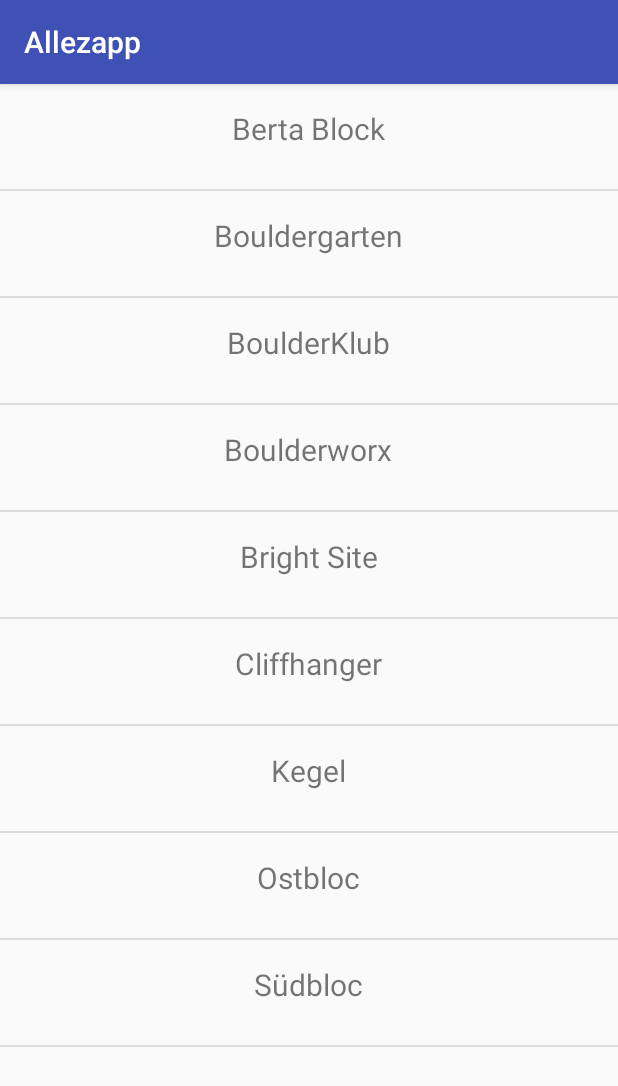
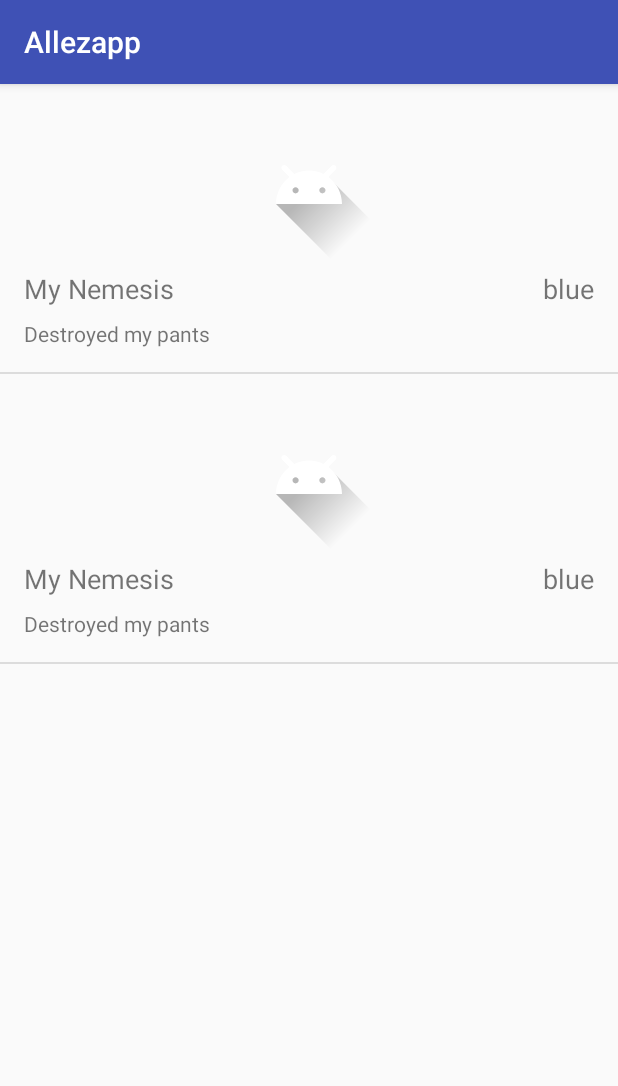
Before and after one commit to project-allezapp/allez-android, an Android app: the screen it shows after launch (PlaceListActivity before the commit, RouteListActivity after it), on a phone screen of 412 x 824 dp. Shown: the top 1086 px of the screen. Run offline under Robolectric (Android 15) with nearby library versions, the phone set to English and light mode, and no system bars.

Commit message:
Change main activity to RouteList and remove obsolete code
We don't want to list gyms for the first version.

```diff
--- a/app/src/main/AndroidManifest.xml
+++ b/app/src/main/AndroidManifest.xml
@@ -9,14 +9,11 @@
       android:roundIcon="@mipmap/ic_launcher_round"
       android:supportsRtl="true"
       android:theme="@style/AppTheme">
-    <activity android:name=".place.PlaceListActivity">
+    <activity android:name=".route.RouteListActivity">
       <intent-filter>
         <action android:name="android.intent.action.MAIN"/>
-
         <category android:name="android.intent.category.LAUNCHER"/>
       </intent-filter>
-    </activity>
-    <activity android:name=".route.RouteListActivity">
     </activity>
   </application>
 
--- a/app/src/main/java/eu/quiqua/allezapp/place/PlaceListActivity.kt
+++ /dev/null
@@ -1,27 +0,0 @@
-package eu.quiqua.allezapp.place
-
-import android.os.Bundle
-import android.support.v7.app.AppCompatActivity
-import android.support.v7.widget.DividerItemDecoration
-import android.support.v7.widget.LinearLayoutManager
-import eu.quiqua.allezapp.R
-import kotlinx.android.synthetic.main.activity_main.*
-
-class PlaceListActivity : AppCompatActivity() {
-
-  override fun onCreate(savedInstanceState: Bundle?) {
-    super.onCreate(savedInstanceState)
-    setContentView(R.layout.activity_main)
-
-    val strings = mutableListOf("Berta Block", "Bouldergarten", "BoulderKlub", "Boulderworx",
-        "Bright Site",
-        "Cliffhanger", "Kegel", "Ostbloc", "Südbloc")
-
-    val adapter = PlaceListAdapter()
-    placeList.adapter = adapter
-    placeList.layoutManager = LinearLayoutManager(this)
-    placeList.addItemDecoration(DividerItemDecoration(this, DividerItemDecoration.VERTICAL))
-
-    adapter.updatePlaceModelList(strings)
-  }
-}
--- a/app/src/main/java/eu/quiqua/allezapp/place/PlaceListAdapter.kt
+++ /dev/null
@@ -1,41 +0,0 @@
-package eu.quiqua.allezapp.place
-
-import android.support.v7.widget.RecyclerView
-import android.view.LayoutInflater
-import android.view.View
-import android.view.ViewGroup
-import eu.quiqua.allezapp.R
-import kotlinx.android.synthetic.main.item_place.view.*
-
-class PlaceListAdapter: RecyclerView.Adapter<PlaceListAdapter.ViewHolder>() {
-
-  private var placeModelList: List<String> = listOf()
-
-
-  override fun onCreateViewHolder(parent: ViewGroup, viewType: Int): ViewHolder {
-    val itemView = LayoutInflater.from(parent.context).inflate(
-        R.layout.item_place, parent,
-        false)
-    return ViewHolder(itemView)
-  }
-
-  override fun getItemCount(): Int = placeModelList.size
-
-  override fun onBindViewHolder(holder: ViewHolder, position: Int) {
-    holder.bindPlaceModel(placeModelList[position])
-  }
-
-  fun updatePlaceModelList(list: List<String>) {
-    placeModelList = list
-    notifyDataSetChanged()
-  }
-
-
-
-  inner class ViewHolder(val view: View): RecyclerView.ViewHolder(view) {
-
-    fun bindPlaceModel(place: String) {
-      view.place_name.text = place
-    }
-  }
-}
--- a/app/src/main/java/eu/quiqua/allezapp/route/RouteListAdapter.kt
+++ b/app/src/main/java/eu/quiqua/allezapp/route/RouteListAdapter.kt
@@ -15,7 +15,7 @@ class RouteListAdapter: RecyclerView.Adapter<RouteListAdapter.ViewHolder>() {
 
   override fun onCreateViewHolder(parent: ViewGroup, viewType: Int): RouteListAdapter.ViewHolder {
     val itemView = LayoutInflater.from(parent.context).inflate(
-        R.layout.item_place, parent,
+        R.layout.item_route, parent,
         false)
     return ViewHolder(itemView)
   }
--- a/app/src/main/res/layout/activity_main.xml
+++ /dev/null
@@ -1,16 +0,0 @@
-<?xml version="1.0" encoding="utf-8"?>
-<LinearLayout
-    xmlns:android="http://schemas.android.com/apk/res/android"
-    xmlns:tools="http://schemas.android.com/tools"
-    android:layout_width="match_parent"
-    android:layout_height="match_parent"
-    tools:context="eu.quiqua.allezapp.place.PlaceListActivity"
-    >
-
-  <android.support.v7.widget.RecyclerView
-      android:id="@+id/placeList"
-      android:layout_width="match_parent"
-      android:layout_height="match_parent"
-      />
-
-</LinearLayout>
--- a/app/src/main/res/layout/item_place.xml
+++ /dev/null
@@ -1,19 +0,0 @@
-<?xml version="1.0" encoding="utf-8"?>
-<LinearLayout xmlns:android="http://schemas.android.com/apk/res/android"
-    xmlns:tools="http://schemas.android.com/tools"
-    android:layout_width="match_parent"
-    android:layout_height="70dp"
-    android:orientation="vertical"
-    android:padding="16dp"
-    >
-
-  <TextView
-      android:id="@+id/place_name"
-      android:layout_width="wrap_content"
-      android:layout_height="wrap_content"
-      android:layout_gravity="center"
-      android:textSize="20sp"
-      tools:text="THIS IS THE MOST AWESOME GYM"
-      />
-
-</LinearLayout>
```
